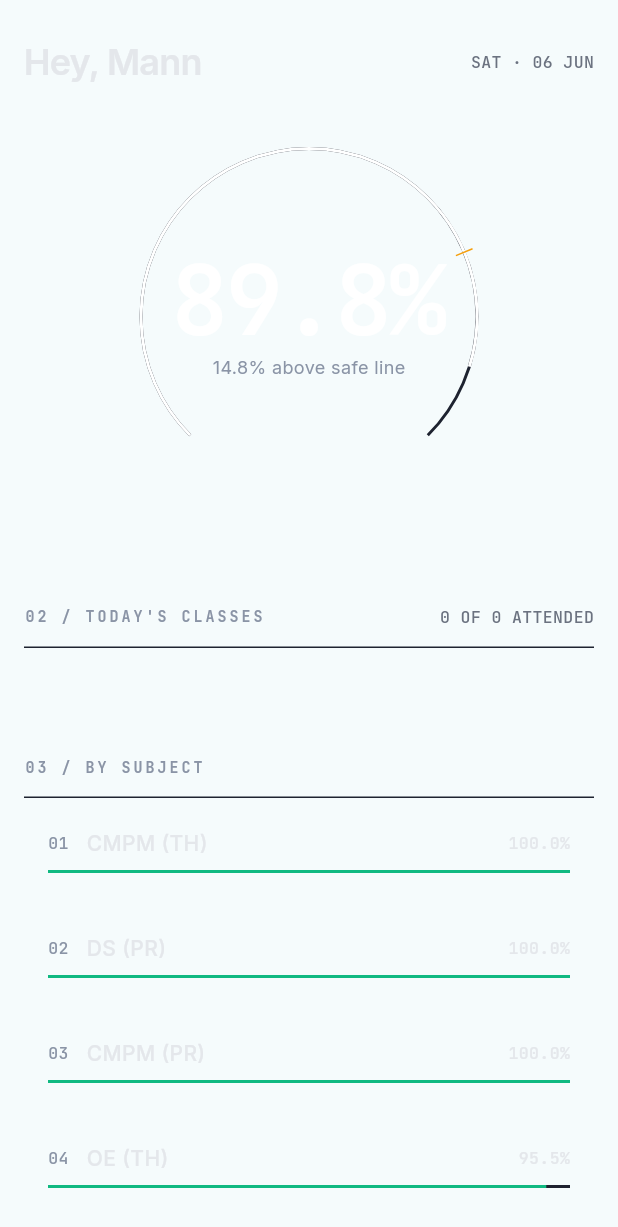
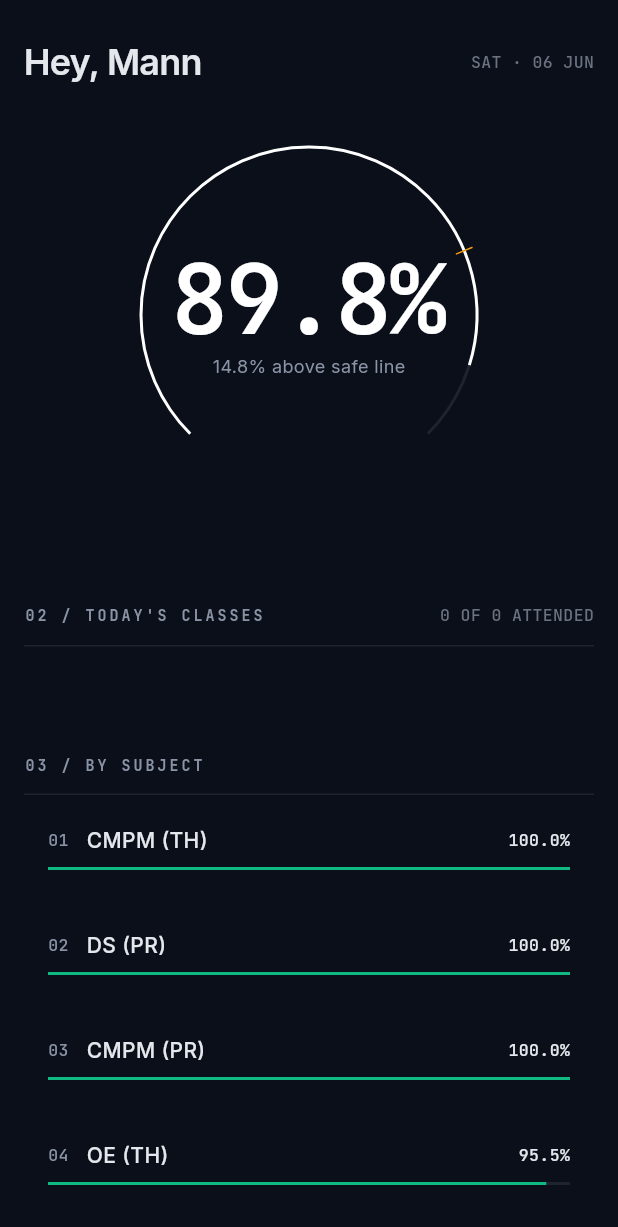
Before and after one commit to MannPatel1236/Attendify, a Flutter app: the screen it shows after launch, after a tap on "Student Portal", on a phone screen of 412 x 824 dp. Shown: the top 1227 px of the screen. Run offline on Flutter 3.47's test engine with Material 3 defaults, Android fonts, the phone set to English and light mode, and no system bars; our stand-ins replace google_fonts, image_picker, shared_preferences.

Commit message:
feat(app): wire main.dart to StudioTheme, lock to dark mode per spec §6
- Use StudioTheme.systemUiOverlay for status bar
- Hardcode themeMode: ThemeMode.dark (no light/system switching)
- main.dart no longer reads AppState.themeMode

```diff
--- a/lib/main.dart
+++ b/lib/main.dart
@@ -1,3 +1,5 @@
+// App entry point. Wires StudioTheme (spec §2) and the AuthWrapper router.
+
 import 'package:flutter/material.dart';
 import 'package:flutter/services.dart';
 import 'package:provider/provider.dart';
@@ -5,16 +7,12 @@ import 'state/app_state.dart';
 import 'screens/login_screen.dart';
 import 'screens/student_dashboard.dart';
 import 'screens/teacher_dashboard.dart';
-import 'theme/softclaw_theme.dart';
+import 'theme/studio_theme.dart';
 
 void main() async {
   WidgetsFlutterBinding.ensureInitialized();
-  SystemChrome.setSystemUIOverlayStyle(
-    const SystemUiOverlayStyle(
-      statusBarColor: Colors.transparent,
-      statusBarIconBrightness: Brightness.dark,
-    ),
-  );
+  // Spec §2.4: dark surface, light icons.
+  SystemChrome.setSystemUIOverlayStyle(StudioTheme.systemUiOverlay);
   final appState = AppState();
   await appState.loadFromDisk();
   runApp(
@@ -30,14 +28,13 @@ class AttendanceApp extends StatelessWidget {
 
   @override
   Widget build(BuildContext context) {
-    final themeMode = context.watch<AppState>().themeMode;
-
     return MaterialApp(
       title: 'Attendify',
       debugShowCheckedModeBanner: false,
-      themeMode: themeMode,
-      theme: SoftClawTheme.light(),
-      darkTheme: SoftClawTheme.dark(),
+      // Spec §6: dark mode only.
+      theme: StudioTheme.dark(),
+      darkTheme: StudioTheme.dark(),
+      themeMode: ThemeMode.dark,
       home: const AuthWrapper(),
     );
   }
@@ -49,7 +46,6 @@ class AuthWrapper extends StatelessWidget {
   @override
   Widget build(BuildContext context) {
     final role = context.watch<AppState>().currentUserRole;
-
     switch (role) {
       case UserRole.student:
         return const StudentDashboard();
```
